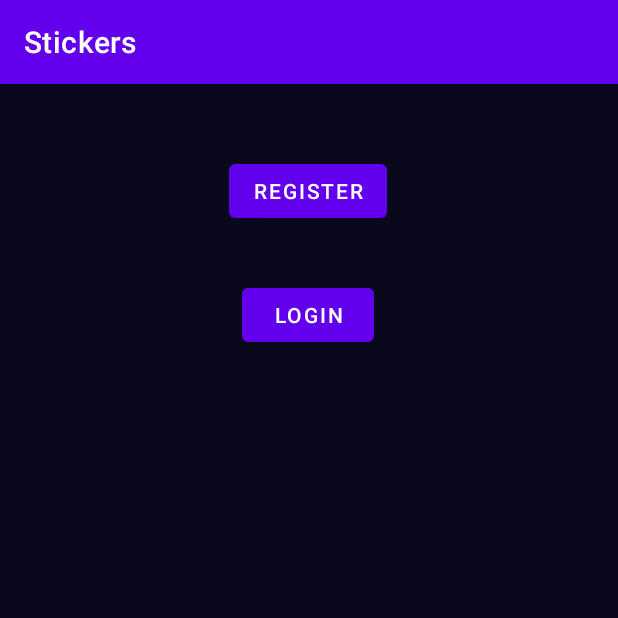
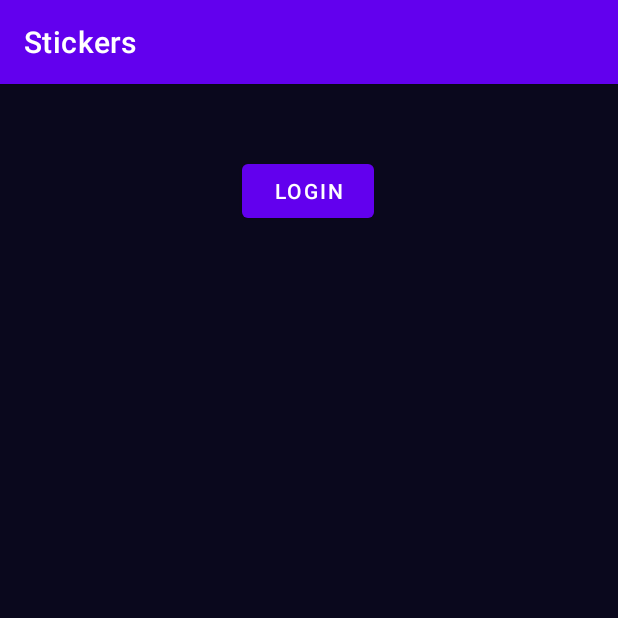
Before and after one commit to srihitha97/NUMAD22Su_StickItToEm, an Android app: the screen it shows after launch (MainActivity), on a phone screen of 412 x 824 dp, the top half of it. Run offline under Robolectric (Android 15) with nearby library versions, the phone set to English and light mode, and no system bars; our stand-ins replace Firebase (no records; nobody signed in at launch, a user with empty details on screens opened directly).

Commit message:
adding main activity

```diff
--- a/app/src/main/java/edu/neu/madcourse/stick_it_to_em/MainActivity.java
+++ b/app/src/main/java/edu/neu/madcourse/stick_it_to_em/MainActivity.java
@@ -22,11 +22,6 @@ public class MainActivity extends AppCompatActivity {
     public void onClick(View view) {
         switch (view.getId()){
 
-            case R.id.register:
-                Intent intent0 = new Intent(this, RegistrationActivity.class);
-                startActivity(intent0);
-                break;
-
             case R.id.login:
                 Intent intent1 = new Intent(this, LoginActivity.class);
                 startActivity(intent1);
--- a/app/src/main/res/layout/main_activity.xml
+++ b/app/src/main/res/layout/main_activity.xml
@@ -14,11 +14,11 @@
 
 
         <Button
-            android:id="@+id/register"
+            android:id="@+id/login"
             android:layout_width="wrap_content"
             android:layout_height="wrap_content"
             android:onClick="onClick"
-            android:text="Register"
+            android:text="Login"
             android:textColor="@color/white"
             app:layout_constraintBottom_toBottomOf="parent"
             app:layout_constraintEnd_toEndOf="parent"
@@ -27,19 +27,6 @@
             app:layout_constraintTop_toTopOf="parent"
             app:layout_constraintVertical_bias="0.066" />
 
-        <Button
-            android:id="@+id/login"
-            android:layout_width="wrap_content"
-            android:layout_height="wrap_content"
-            android:onClick="onClick"
-            android:text="Login"
-            app:layout_constraintBottom_toBottomOf="parent"
-            app:layout_constraintEnd_toEndOf="parent"
-            app:layout_constraintHorizontal_bias="0.498"
-            app:layout_constraintStart_toStartOf="parent"
-            app:layout_constraintTop_toBottomOf="@+id/register"
-            app:layout_constraintVertical_bias="0.056" />
-
 
     </androidx.constraintlayout.widget.ConstraintLayout>
 
```
Also changed, not shown: app/src/main/java/edu/neu/madcourse/stick_it_to_em/LoginActivity.java (+8 -1 lines), app/src/main/res/drawable-v24/girl.png (added).
